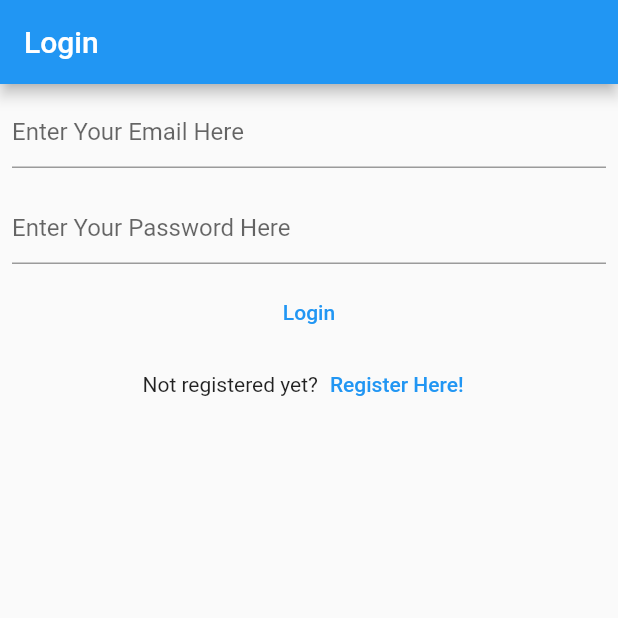
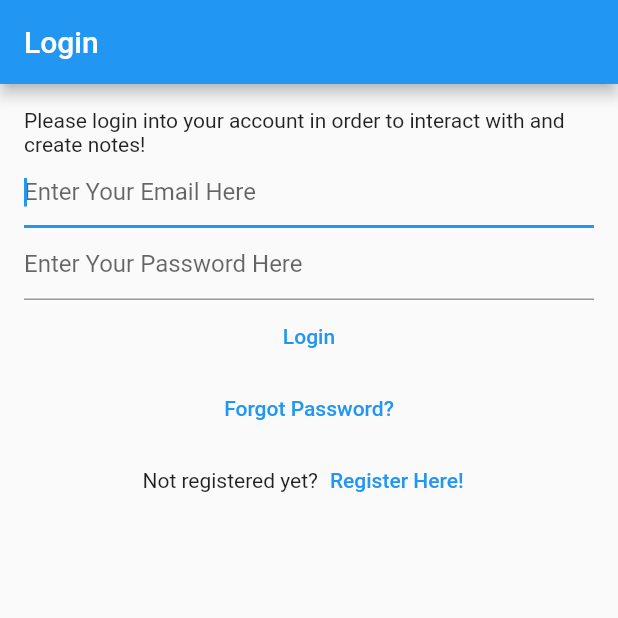
Before and after one commit to Eweleval/Notes, a Flutter app: the screen it shows after launch, on a phone screen of 412 x 824 dp, the top half of it. Run offline on Flutter 3.47's test engine with Material 2 defaults, Android fonts, the light colour scheme and no system bars; our stand-ins replace bloc, cloud_firestore, equatable, firebase_auth, firebase_core, flutter_bloc and 1 more; accounts and stored records are empty.

Commit message:
forgot pasword view and ui fixes

```diff
--- a/lib/utilities/dialogs/password_reset_email_sent_dialog.dart
+++ b/lib/utilities/dialogs/password_reset_email_sent_dialog.dart
@@ -1,10 +1,13 @@
-// Future<void> showPasswordResetSentDialog(BuildContext context) {
-//   return showGenericDialog<void>(
-//     context: context,
-//     title: context.loc.password_reset,
-//     content: context.loc.password_reset_dialog_prompt,
-//     optionsBuilder: () => {
-//       context.loc.ok: null,
-//     },
-//   );
-// }
+import 'package:flutter/material.dart';
+import 'package:notes/utilities/dialogs/generic_dialog.dart';
+
+Future<void> showPasswordResetSentDialog(BuildContext context) {
+  return showGenericDialog<void>(
+    context: context,
+    title: 'context.loc.password_reset',
+    content: 'context.loc.password_reset_dialog_prompt',
+    optionsBuilder: () => {
+      'context.loc.ok': null,
+    },
+  );
+}
--- a/lib/views/homepage_view.dart
+++ b/lib/views/homepage_view.dart
@@ -28,6 +28,8 @@ class HomePage extends StatelessWidget {
           return const VerifyEmailView();
         } else if (state is AuthStateLoggedOut) {
           return const LoginView();
+        } else if (state is AuthStateForgotPassword) {
+          return const ForgotPasswordView();
         } else if (state is AuthStateRegistering) {
           return const RegisterView();
         } else {
--- a/lib/views/login_view.dart
+++ b/lib/views/login_view.dart
@@ -57,30 +57,29 @@ class _LoginViewState extends State<LoginView> {
             'Login',
           ),
         ),
-        body: Column(
+        body: Padding(
+          padding: const EdgeInsets.all(16.0),
+          child: Column(
             children: [
-            Padding(
-              padding: const EdgeInsets.all(8.0),
-              child: TextField(
+              const Text(
+                  'Please login into your account in order to interact with and create notes!'),
+              TextField(
                 controller: _email,
                 autocorrect: false,
                 enableSuggestions: false,
+                autofocus: true,
                 keyboardType: TextInputType.emailAddress,
                 decoration: const InputDecoration(
                   hintText: 'Enter Your Email Here',
                 ),
               ),
-            ),
-            Padding(
-              padding: const EdgeInsets.all(8.0),
-              child: TextField(
+              TextField(
                 controller: _password,
                 obscureText: true,
                 enableSuggestions: false,
                 autocorrect: false,
                 decoration: const InputDecoration(
                   hintText: 'Enter Your Password Here',
-                ),
                 ),
               ),
               TextButton(
@@ -95,6 +94,14 @@ class _LoginViewState extends State<LoginView> {
                       );
                 },
                 child: const Text("Login"),
+              ),
+              TextButton(
+                onPressed: () async {
+                  context.read<AuthBloc>().add(
+                        const AuthEventForgotPassword(),
+                      );
+                },
+                child: const Text("Forgot Password?"),
               ),
               Row(
                 mainAxisAlignment: MainAxisAlignment.center,
@@ -115,6 +122,7 @@ class _LoginViewState extends State<LoginView> {
             ],
           ),
         ),
+      ),
     );
   }
 }
--- a/lib/views/views.dart
+++ b/lib/views/views.dart
@@ -2,5 +2,5 @@ export 'register_view.dart';
 export 'login_view.dart';
 export 'verifyemail_view.dart';
 export 'homepage_view.dart';
-export 'notes/notes_view.dart';
+export 'forgot_password_view.dart';
 export 'notes/notes.dart';
```
Also changed, not shown: lib/views/forgot_password_view.dart (added, +96 -0 lines), lib/views/register_view.dart (+9 -9 lines). Lines whose indentation alone changed are shown as unchanged.
